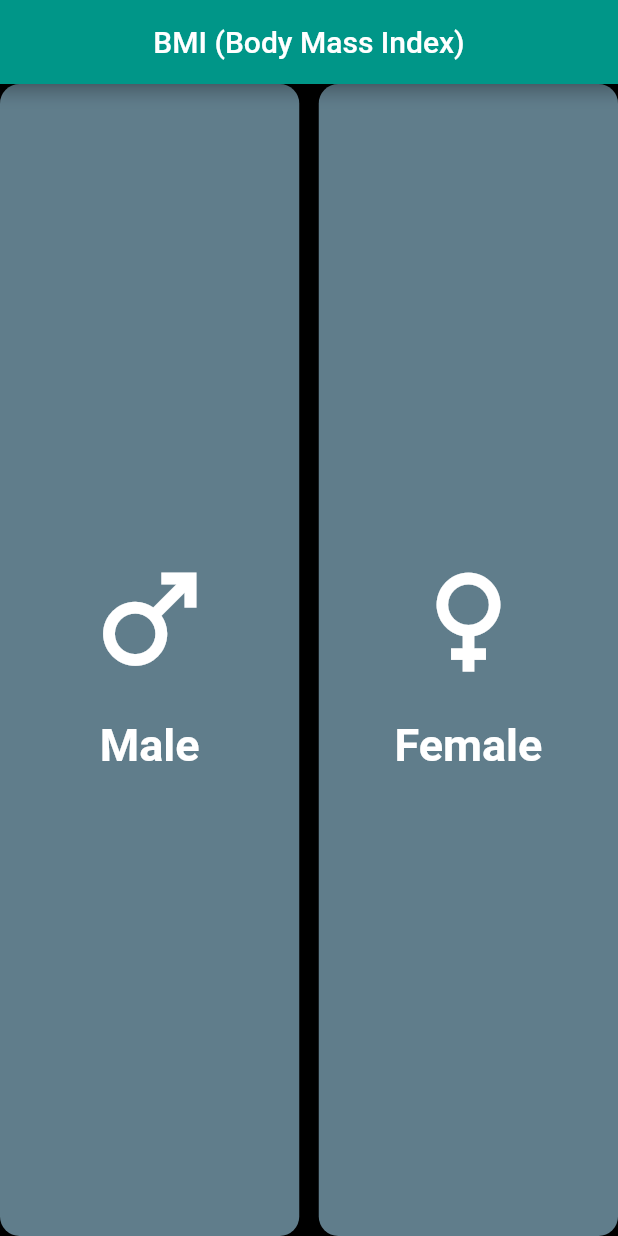
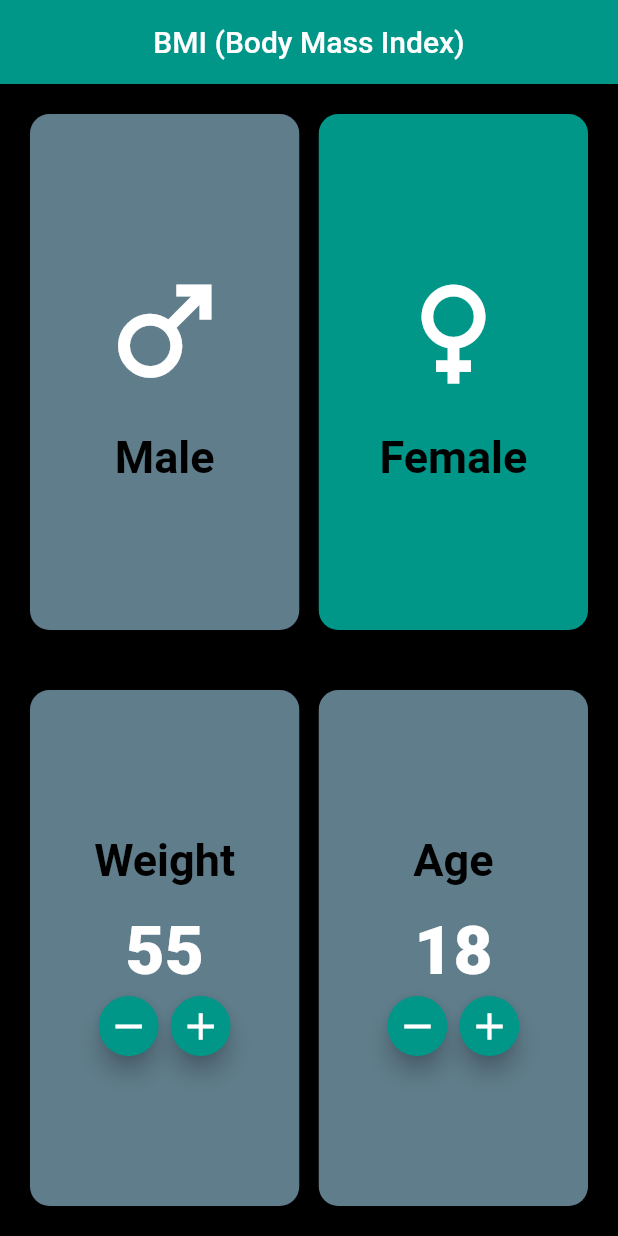
Before and after one commit to oussama3422/BMI-APP, a Flutter app: the screen it shows after launch, on a phone screen of 412 x 824 dp. Run offline on Flutter 3.47's test engine with Material 2 defaults, Android fonts, the phone set to English and light mode, and no system bars.

Commit message:
Second Update

```diff
--- a/lib/home.dart
+++ b/lib/home.dart
@@ -21,26 +21,48 @@ class _HomeScreenState extends State<HomeScreen> {
         title: const Text('BMI (Body Mass Index)'),
         centerTitle: true,
       ),
-      body: Center(
-        child: SafeArea(
-            child: Row(
-          children: [
-            expandedMethod(context, 'Male'),
-            const SizedBox(width: 13),
-            expandedMethod(context, 'Female'),
-          ],
-        )),
-      ),
+      body: SafeArea(
+          child: Column(
+        children: [
+          Expanded(
+            child: Padding(
+              padding: const EdgeInsets.all(20.0),
+              child: Row(
+                children: [
+                  expandedMethod1(context, 'Male'),
+                  const SizedBox(width: 13),
+                  expandedMethod1(context, 'Female'),
+                ],
+              ),
+            ),
+          ),
+          Expanded(
+            child: Padding(
+              padding: const EdgeInsets.all(20.0),
+              child: Row(
+                children: [
+                  expandedMethod2(context, 'Weight'),
+                  const SizedBox(width: 13),
+                  expandedMethod2(context, 'Age'),
+                ],
+              ),
+            ),
+          ),
+        ],
+      )),
     );
   }
 
-  Expanded expandedMethod(BuildContext context, String typeName) {
+  // :::::::::::::::::::::Expanded Method 1:::::::::::::::::::::::::::::::::::::
+  Expanded expandedMethod1(BuildContext context, String typeName) {
     return Expanded(
         child: GestureDetector(
       child: Container(
         decoration: BoxDecoration(
           borderRadius: BorderRadius.circular(13),
-          color: isMale ? Colors.teal : Colors.blueGrey,
+          color: isMale && typeName == 'Male' || !isMale && typeName == 'Female'
+              ? Colors.teal
+              : Colors.blueGrey,
         ),
         child: Column(
           mainAxisAlignment: MainAxisAlignment.center,
@@ -65,4 +87,56 @@ class _HomeScreenState extends State<HomeScreen> {
       },
     ));
   }
+
+  // :::::::::::::::::::::Expanded Method 2:::::::::::::::::::::::::::::::::::::
+  Expanded expandedMethod2(BuildContext context, String typeName) {
+    return Expanded(
+        child: Container(
+      decoration: BoxDecoration(
+        borderRadius: BorderRadius.circular(13),
+        color: Colors.blueGrey,
+      ),
+      child: Column(
+        mainAxisAlignment: MainAxisAlignment.center,
+        children: [
+          Text(
+            typeName == 'Age' ? 'Age' : 'Weight',
+            style: Theme.of(context).textTheme.headline1,
+          ),
+          const SizedBox(height: 16),
+          Text(
+            typeName == 'Age' ? '$age' : '$weight',
+            style: Theme.of(context).textTheme.headline2,
+          ),
+          Row(
+            mainAxisAlignment: MainAxisAlignment.center,
+            children: [
+              FloatingActionButton(
+                heroTag:
+                    typeName == 'Age' ? 'decrease Age' : ' decrease Weight',
+                onPressed: () {
+                  setState(() {
+                    typeName=='Age'? age--:weight--;
+                  });
+                },
+                child: const Icon(Icons.remove,size: 30),
+                mini: true,
+              ),
+              FloatingActionButton(
+                heroTag: typeName == 'Age' ? 'Increase Age' : 'Increase Weight',
+                onPressed: () {
+                  setState(() {
+                    typeName=='Age'? age++:weight++;
+                  });
+                },
+                child: const Icon(Icons.add,size: 30,),
+                mini: true,
+              ),
+
+            ],
+          )
+        ],
+      ),
+    ));
+  }
 }
--- a/lib/main.dart
+++ b/lib/main.dart
@@ -23,6 +23,11 @@ class MyApp extends StatelessWidget {
           headline1: TextStyle(
             fontSize: 30,
             fontWeight:FontWeight.bold,
+            color: Colors.black,
+          ),
+          headline2: TextStyle(
+            fontSize:45,
+            fontWeight:FontWeight.w800,
             color: Colors.white,
           ),
         ) ,
```
